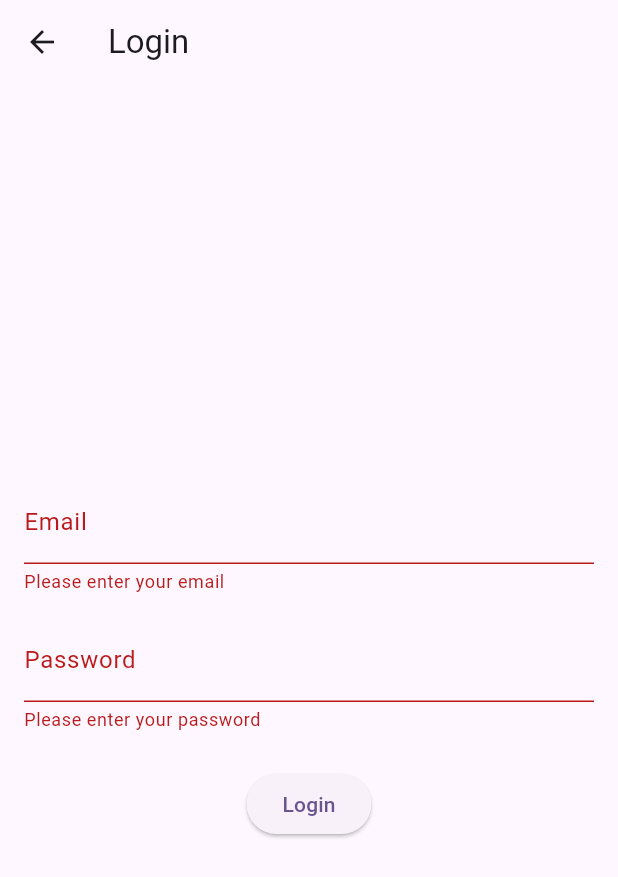
After one commit to siriusanjan/expe_tracking, a Flutter app: the LoginScreen screen opened directly, after a tap on "Login", on a phone screen of 412 x 824 dp. The commit adds this screen. Shown: the top 877 px of the screen. Run offline on Flutter 3.47's test engine with Material 3 defaults, Android fonts, the light colour scheme and no system bars; our stand-ins replace cloud_firestore, firebase_auth, firebase_core; accounts and stored records are empty.

Commit message:
create user and make for the user base login

```diff
--- /dev/null
+++ b/lib/on_boarding/login/controller/login_helper.dart
@@ -0,0 +1,48 @@
+import 'package:expe_traking/main/admin/view/admin_main_view.dart';
+import 'package:expe_traking/main/employee/view/employee_main_view.dart';
+import 'package:expe_traking/main/manager/view/manager_main_view.dart';
+import 'package:expe_traking/net/firebase_utils.dart';
+import 'package:expe_traking/utils/AppDialogue.dart';
+import 'package:expe_traking/utils/base_data_controller.dart';
+import 'package:flutter/cupertino.dart';
+
+class LoginHelper {
+  final formKey = GlobalKey<FormState>();
+  final TextEditingController emailController = TextEditingController();
+  final TextEditingController passwordController = TextEditingController();
+
+  LoginHelper();
+
+  void login({required BuildContext context}) {
+    if (formKey.currentState!.validate()) {
+      AppDialogue.showLoadingDialog(context);
+      BaseDataController()
+          .loginIn(
+              email: emailController.text.trim(),
+              password: passwordController.text)
+          .then((_) {
+        switch (BaseDataController().currentUserRole) {
+          case UserRole.admin:
+            // TODO: Handle this case.
+            Navigator.pushReplacementNamed(context, AdminMainView.route);
+            break;
+
+          case UserRole.manager:
+            // TODO: Handle this case.
+            Navigator.pushReplacementNamed(context, ManagerMainView.route);
+            break;
+
+          case UserRole.employee:
+            // TODO: Handle this case.
+            Navigator.pushReplacementNamed(context, EmployeeMainView.route);
+            break;
+
+          case UserRole.none:
+            Navigator.pop(context);
+            AppDialogue.noUserFoundSnackBar(context: context);
+            break;
+        }
+      });
+    }
+  }
+}
--- /dev/null
+++ b/lib/on_boarding/login/view/login_sceen.dart
@@ -0,0 +1,68 @@
+import 'package:expe_traking/on_boarding/login/controller/login_helper.dart';
+import 'package:flutter/material.dart';
+
+class LoginScreen extends StatefulWidget {
+  const LoginScreen({super.key});
+
+  @override
+  _LoginScreenState createState() => _LoginScreenState();
+}
+
+class _LoginScreenState extends State<LoginScreen> {
+  late LoginHelper loginHelper;
+
+  @override
+  void initState() {
+    // TODO: implement initState
+    super.initState();
+    loginHelper = LoginHelper();
+  }
+
+  @override
+  Widget build(BuildContext context) {
+    return Scaffold(
+      appBar: AppBar(title: const Text("Login")),
+      body: Padding(
+        padding: const EdgeInsets.all(16.0),
+        child: Form(
+          key: loginHelper.formKey,
+          child: Column(
+            mainAxisAlignment: MainAxisAlignment.center,
+            children: [
+              TextFormField(
+                controller: loginHelper.emailController,
+                decoration: const InputDecoration(labelText: "Email"),
+                keyboardType: TextInputType.emailAddress,
+                validator: (value) {
+                  if (value == null || value.isEmpty) {
+                    return "Please enter your email";
+                  }
+                  return null;
+                },
+              ),
+              const SizedBox(height: 16),
+              TextFormField(
+                controller: loginHelper.passwordController,
+                decoration: const InputDecoration(labelText: "Password"),
+                obscureText: true,
+                validator: (value) {
+                  if (value == null || value.isEmpty) {
+                    return "Please enter your password";
+                  }
+                  return null;
+                },
+              ),
+              const SizedBox(height: 24),
+              ElevatedButton(
+                onPressed: () {
+                  loginHelper.login(context: context);
+                },
+                child: const Text("Login"),
+              ),
+            ],
+          ),
+        ),
+      ),
+    );
+  }
+}
--- /dev/null
+++ b/lib/utils/base_data_controller.dart
@@ -0,0 +1,19 @@
+import 'package:expe_traking/net/firebase_utils.dart';
+
+class BaseDataController {
+  BaseDataController._privateConstructor();
+
+  static final BaseDataController _instance =
+      BaseDataController._privateConstructor();
+
+  UserRole currentUserRole = UserRole.none;
+
+  factory BaseDataController() {
+    return _instance;
+  }
+
+  Future<void> loginIn(
+      {required String email, required String password}) async {
+    currentUserRole = await FirebaseUtils().loginUser(email, password);
+  }
+}
```
Also changed, not shown: lib/main/admin/view/admin_main_view.dart (added, +14 -0 lines), lib/main/employee/view/employee_main_view.dart (added, +19 -0 lines), lib/main/manager/view/manager_main_view.dart (added, +19 -0 lines), lib/net/firebase_utils.dart (+48 -9 lines), lib/utils/AppDialogue.dart (added, +94 -0 lines), lib/utils/route_manager.dart (added, +36 -0 lines).
